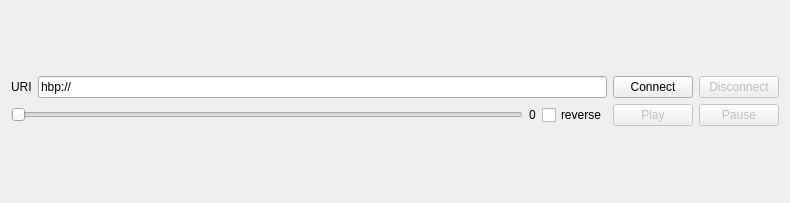
BlueBrain/Livre, file apps/livreGUI/animationController/gui/AnimationController.ui: the form before one commit.
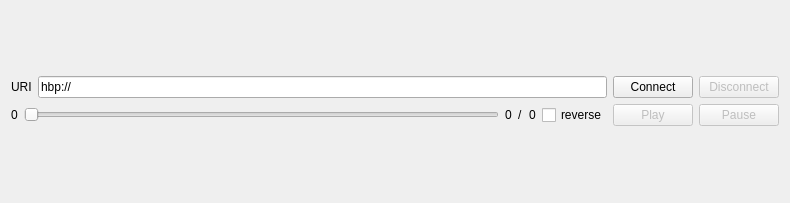
The form after the commit.

```diff
--- a/apps/livreGUI/animationController/gui/AnimationController.ui
+++ b/apps/livreGUI/animationController/gui/AnimationController.ui
@@ -59,6 +59,13 @@
      </item>
      <item row="1" column="0">
       <layout class="QHBoxLayout" name="lytAction">
+       <item>
+        <widget class="QLabel" name="lblStartFrame">
+         <property name="text">
+          <string>0</string>
+         </property>
+        </widget>
+       </item>
        <item>
         <widget class="QSlider" name="sldFrame">
          <property name="enabled">
@@ -79,6 +86,20 @@
          </property>
         </widget>
        </item>
+       <item>
+        <widget class="QLabel" name="lblFrameSeparator">
+         <property name="text">
+          <string>/</string>
+         </property>
+        </widget>
+       </item>
+       <item>
+        <widget class="QLabel" name="lblEndFrame">
+         <property name="text">
+          <string>0</string>
+         </property>
+        </widget>
+       </item>
        <item>
         <widget class="QCheckBox" name="chbxReverse">
          <property name="text">
```
